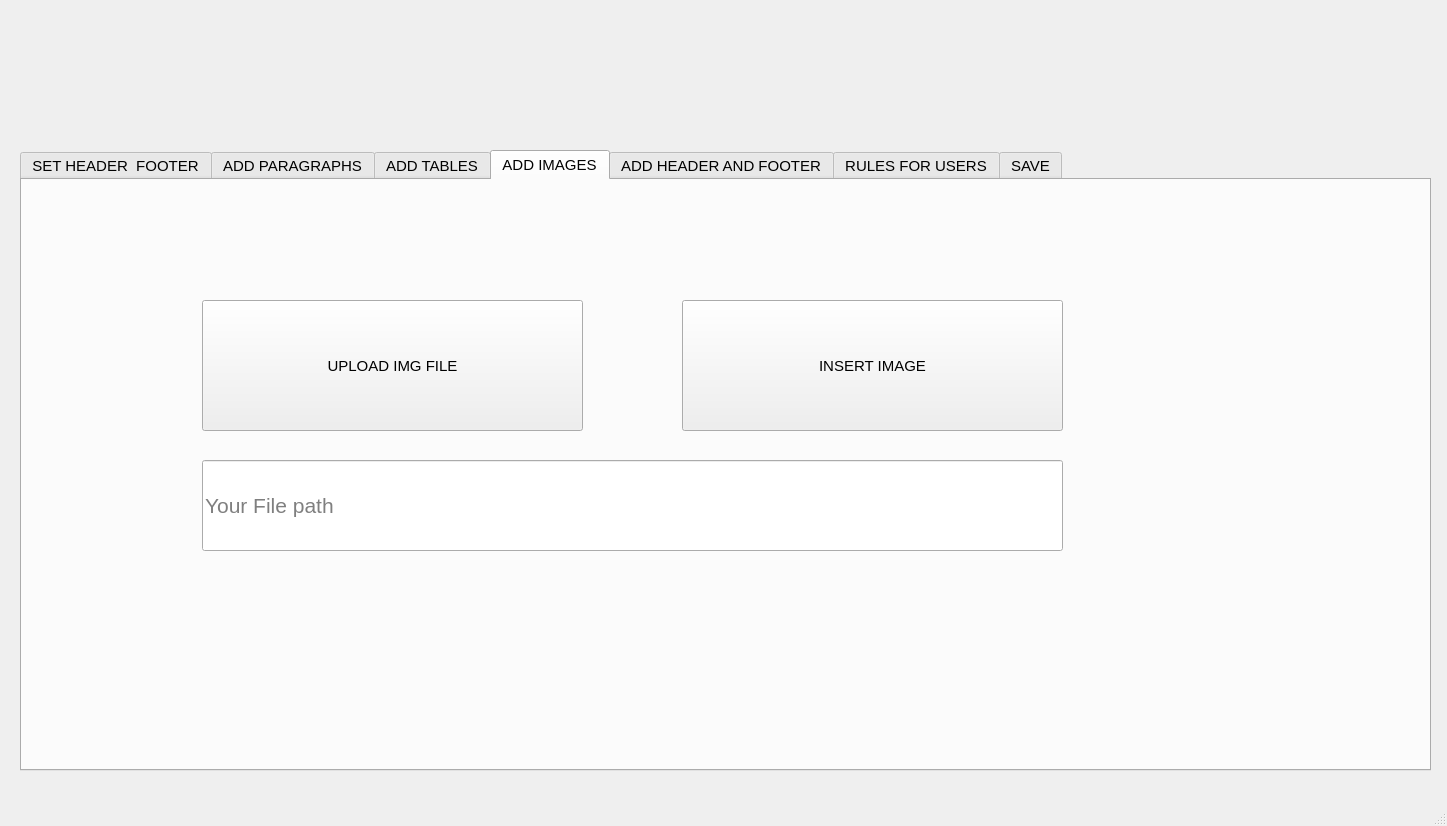
Old version of the form MAIN1.ui in the repository Manfaz-Ali/WORD_AUTOMATE.
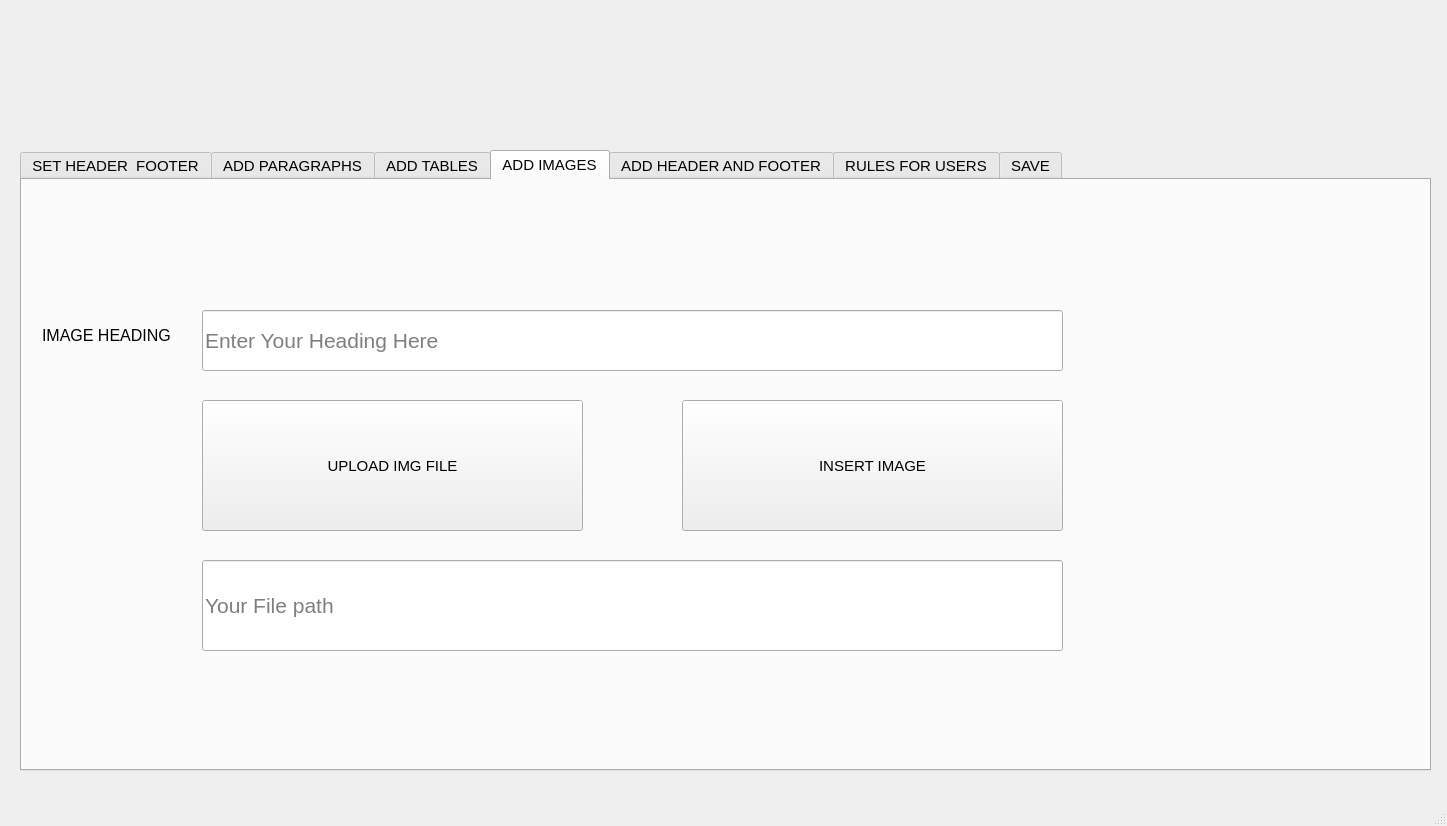
New version of the form. The open tabs and pages were chosen to show the change.

Commit message: task first attempt completed

```diff
--- a/MAIN1.ui
+++ b/MAIN1.ui
@@ -374,7 +374,7 @@
       <property name="geometry">
        <rect>
         <x>180</x>
-        <y>280</y>
+        <y>380</y>
         <width>861</width>
         <height>91</height>
        </rect>
@@ -395,7 +395,7 @@
       <property name="geometry">
        <rect>
         <x>660</x>
-        <y>120</y>
+        <y>220</y>
         <width>381</width>
         <height>131</height>
        </rect>
@@ -408,7 +408,7 @@
       <property name="geometry">
        <rect>
         <x>180</x>
-        <y>120</y>
+        <y>220</y>
         <width>381</width>
         <height>131</height>
        </rect>
@@ -417,6 +417,42 @@
        <string>UPLOAD IMG FILE</string>
       </property>
      </widget>
+     <widget class="QLineEdit" name="lineEdit_img_heading">
+      <property name="geometry">
+       <rect>
+        <x>180</x>
+        <y>130</y>
+        <width>861</width>
+        <height>61</height>
+       </rect>
+      </property>
+      <property name="font">
+       <font>
+        <pointsize>16</pointsize>
+       </font>
+      </property>
+      <property name="placeholderText">
+       <string>Enter Your Heading Here</string>
+      </property>
+     </widget>
+     <widget class="QLabel" name="label_12">
+      <property name="geometry">
+       <rect>
+        <x>20</x>
+        <y>140</y>
+        <width>161</width>
+        <height>31</height>
+       </rect>
+      </property>
+      <property name="font">
+       <font>
+        <pointsize>12</pointsize>
+       </font>
+      </property>
+      <property name="text">
+       <string>IMAGE HEADING</string>
+      </property>
+     </widget>
     </widget>
     <widget class="QWidget" name="tab5">
      <attribute name="title">
```
Left out of the diff: 2 changed lines with no effect on the pictures. The commit also changes 1 other file.
